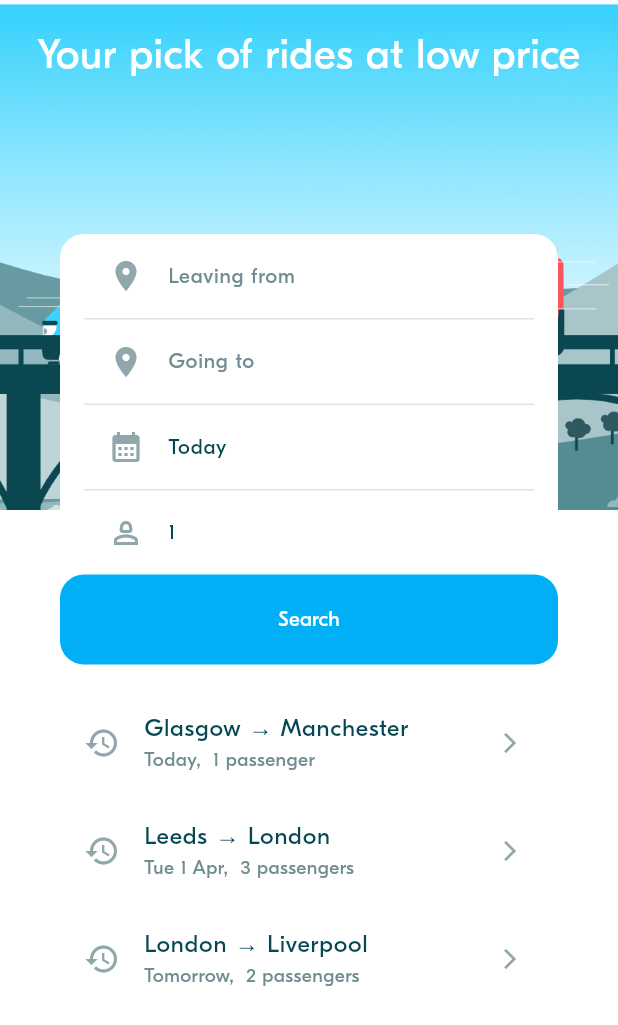
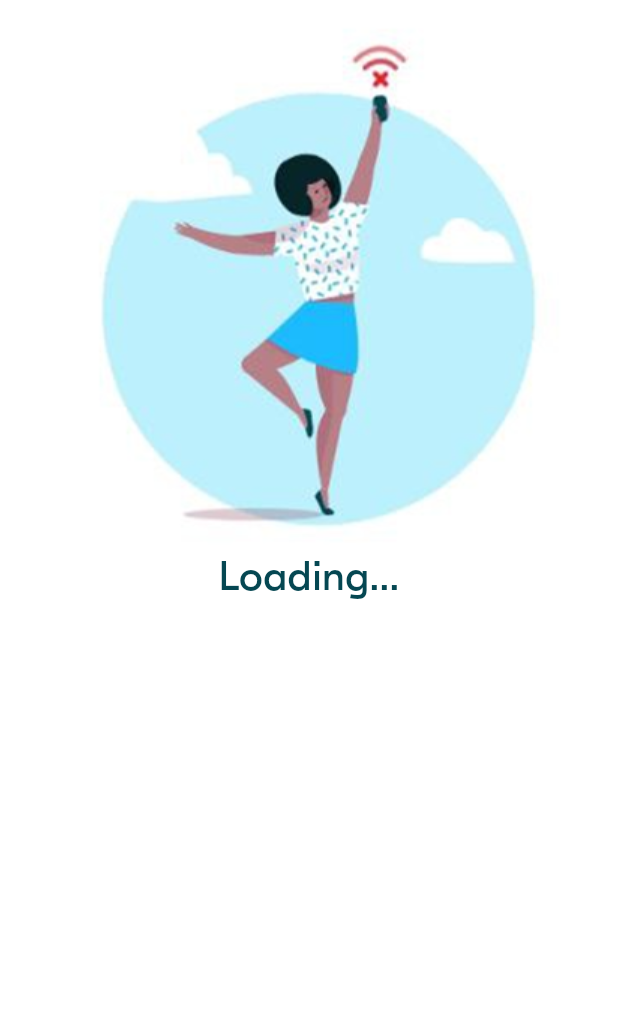
Before and after one commit to KimsokhomZz/FLUTTER-TERM-2, a Flutter app: the first screen one second after launch, on a phone screen of 412 x 824 dp. Shown: the top 1025 px of the screen. Run offline on Flutter 3.47's test engine with Material 3 defaults, Android fonts, the phone set to English and light mode, and no system bars; project files that could hold a hidden picture were left out.

Commit message:
BLA-202 – Repository and Provider with Future<T>

```diff
--- a/lib/provider/ride_prefs_provider.dart
+++ b/lib/provider/ride_prefs_provider.dart
@@ -5,7 +5,7 @@ import 'package:flutter_workspace_term2/repository/ride_preferences_repository.d
 
 class RidesPreferencesProvider extends ChangeNotifier {
   RidePreference? _currentPreference;
-  AsyncValue<List<RidePreference>>? _pastPreferences;
+  AsyncValue<List<RidePreference>>? pastPreferences;
   final RidePreferencesRepository _repository;
   RidesPreferencesProvider({required RidePreferencesRepository repository})
       : _repository = repository {
@@ -25,27 +25,27 @@ class RidesPreferencesProvider extends ChangeNotifier {
   }
 
   void _addPreference(RidePreference newPreference) async {
-   _repository.addPreference(newPreference);
-   fetchPastPreferences();
+    await _repository.addPreference(newPreference);
+    fetchPastPreferences();
   }
 
   void fetchPastPreferences() async {
-    _pastPreferences = AsyncValue.loading();
+    pastPreferences = AsyncValue.loading();
     notifyListeners();
     try {
-      List<RidePreference> pastPrefs = _repository.getPastPreferences();
-      _pastPreferences = AsyncValue.success(pastPrefs);
+      List<RidePreference> pastPrefs = await _repository.getPastPreferences();
+      pastPreferences = AsyncValue.success(pastPrefs);
     } catch (e) {
-      _pastPreferences = AsyncValue.error(e);
+      pastPreferences = AsyncValue.error(e);
     }
     notifyListeners();
   }
 
   // History is returned from newest to oldest preference
   List<RidePreference> get preferencesHistory {
-    if (_pastPreferences?.data != null &&
-        _pastPreferences?.state == AsyncValueState.success) {
-      return _pastPreferences!.data!.reversed.toList();
+    if (pastPreferences?.data != null &&
+        pastPreferences?.state == AsyncValueState.success) {
+      return pastPreferences!.data!.reversed.toList();
     }
     return [];
   }
--- a/lib/repository/mock/mock_ride_preferences_repository.dart
+++ b/lib/repository/mock/mock_ride_preferences_repository.dart
@@ -7,12 +7,14 @@ class MockRidePreferencesRepository extends RidePreferencesRepository {
   final List<RidePreference> _pastPreferences = fakeRidePrefs;
 
   @override
-  List<RidePreference> getPastPreferences() {
+  Future<List<RidePreference>> getPastPreferences() async {
+    await Future.delayed(Duration(seconds: 2));
     return _pastPreferences;
   }
 
   @override
-  void addPreference(RidePreference preference) {
+  Future<void> addPreference(RidePreference preference) async {
+    await Future.delayed(Duration(seconds: 2));
     _pastPreferences.add(preference);
   }
 }
--- a/lib/repository/ride_preferences_repository.dart
+++ b/lib/repository/ride_preferences_repository.dart
@@ -1,7 +1,7 @@
 import '../model/ride/ride_pref.dart';
 
 abstract class RidePreferencesRepository {
-  List<RidePreference> getPastPreferences();
+  Future<List<RidePreference>> getPastPreferences();
 
-  void addPreference(RidePreference preference);
+  Future<void> addPreference(RidePreference preference);
 }
--- a/lib/ui/screens/ride_pref/ride_pref_screen.dart
+++ b/lib/ui/screens/ride_pref/ride_pref_screen.dart
@@ -1,5 +1,7 @@
 import 'package:flutter/material.dart';
+import 'package:flutter_workspace_term2/provider/async_value.dart';
 import 'package:flutter_workspace_term2/provider/ride_prefs_provider.dart';
+import 'package:flutter_workspace_term2/ui/widgets/display/bla_error_screen.dart';
 import 'package:provider/provider.dart';
 
 import '../../../model/ride/ride_pref.dart';
@@ -43,6 +45,15 @@ class RidePrefScreen extends StatelessWidget {
     // 3 - Get the history preferences
     final List<RidePreference> pastPreferences = provider.preferencesHistory;
 
+    // Get past preferences state
+    final pastPreferencesState = provider.pastPreferences;
+
+    if (pastPreferencesState == null ||
+        pastPreferencesState.state == AsyncValueState.loading) {
+      return BlaError(message: "Loading...");
+    } else if (pastPreferencesState.state == AsyncValueState.error) {
+      return BlaError(message: "No connection. Try later.");
+    } else if (pastPreferencesState.state == AsyncValueState.success) {
       return Stack(
         children: [
           // 1 - Background  Image
@@ -82,8 +93,8 @@ class RidePrefScreen extends StatelessWidget {
                         itemCount: pastPreferences.length,
                         itemBuilder: (ctx, index) => RidePrefHistoryTile(
                           ridePref: pastPreferences[index],
-                        onPressed: () =>
-                            onRidePrefSelected(context, pastPreferences[index]),
+                          onPressed: () => onRidePrefSelected(
+                              context, pastPreferences[index]),
                         ),
                       ),
                     ),
@@ -94,6 +105,9 @@ class RidePrefScreen extends StatelessWidget {
           ),
         ],
       );
+    } else {
+      return BlaError(message: "Unknown state");
+    }
   }
 }
 
--- /dev/null
+++ b/lib/ui/widgets/display/bla_error_screen.dart
@@ -0,0 +1,33 @@
+import 'package:flutter/material.dart';
+
+import '../../theme/theme.dart';
+
+const String blablaWifiImagePath = 'assets/images/blabla_wifi.png';
+
+class BlaError extends StatelessWidget {
+  const BlaError({super.key, required this.message});
+
+  final String message;
+
+  @override
+  Widget build(BuildContext context) {
+    return Scaffold(
+        body: Padding(
+      padding: const EdgeInsets.only(left: BlaSpacings.m, right: BlaSpacings.m, top: BlaSpacings.s),
+      child: Center(
+        child: Column(
+          children: [
+            Image.asset(
+              blablaWifiImagePath,
+              fit: BoxFit.none, // Adjust image fit to cover the container
+            ),
+            Text(
+              message,
+              style: BlaTextStyles.heading.copyWith(color: BlaColors.textNormal),
+            ),
+          ],
+        ),
+      ),
+    ));
+  }
+}
```
Also changed, not shown: lib/service/ride_prefs_service.dart (+55 -55 lines), assets/images/blabla_wifi.png (added). Lines whose indentation alone changed are shown as unchanged.
